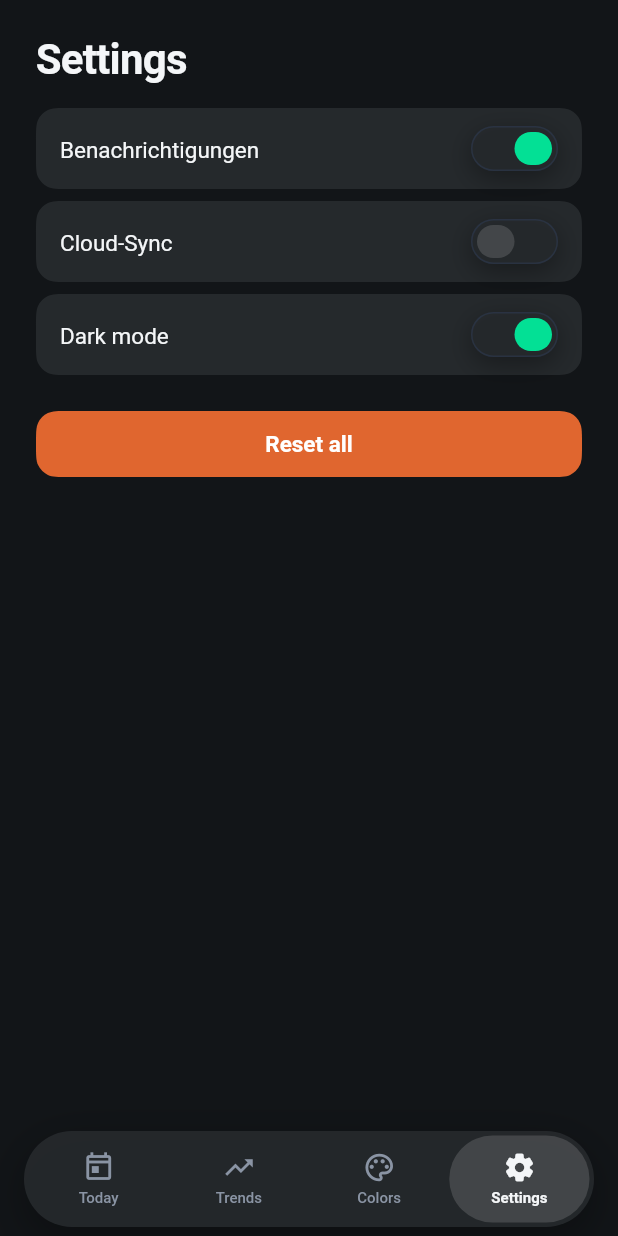
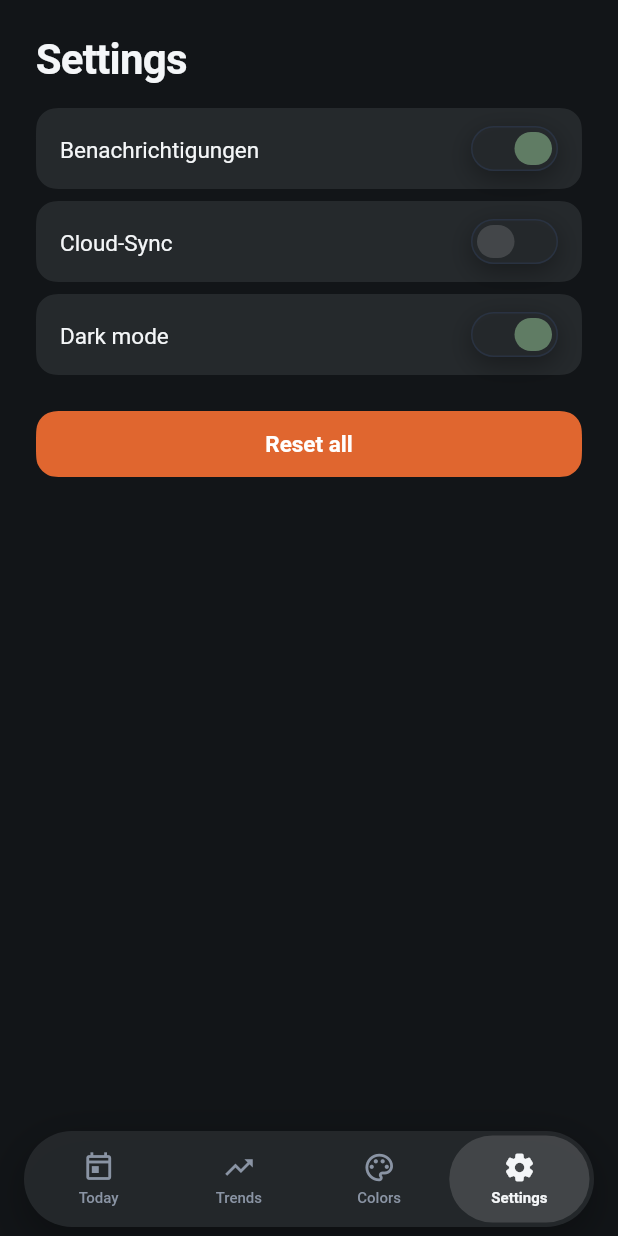
Before and after one commit to chukfinley/chuk_ui, a Flutter app: the screen it shows after launch, item 4 of the bottom bar chosen, on a phone screen of 412 x 824 dp. Run offline on Flutter 3.47's test engine with Material 3 defaults, Android fonts, the phone set to English and light mode, and no system bars.

Commit message:
v0.3.1: spring toggle animation + muted color favourites
- ChukSwitch knob now uses a SpringSimulation (bouncy settle, clipped),
  replacing the linear easeOutCubic slide.
- Example: added Sage/Olive/Steel/Taupe favourites; Sage #607C64 default.

Claude-Session: https://claude.ai/code/session_01UYevD7rJswDPsWqXZntH93

````diff
--- a/example/lib/main.dart
+++ b/example/lib/main.dart
@@ -22,10 +22,15 @@ class _ExampleAppState extends State<ExampleApp> {
   int _tab = 0;
 
   /// The live primary color, chosen from the palette tab.
-  Color _primary = const Color(0xFF03E095);
+  Color _primary = const Color(0xFF607C64);
 
-  /// 20 candidate main colors, judged as real buttons on the dark canvas.
+  /// Candidate main colors, judged as real buttons on the dark canvas.
+  /// The first three are the user's favourites (muted / understated).
   static const List<(String, Color)> _palette = [
+    ('Sage', Color(0xFF607C64)),
+    ('Olive', Color(0xFF7E7E52)),
+    ('Steel', Color(0xFF526F7E)),
+    ('Taupe', Color(0xFF49453F)),
     ('Mint', Color(0xFF03E095)),
     ('Emerald', Color(0xFF12B981)),
     ('Teal', Color(0xFF14B8A6)),
@@ -43,7 +48,7 @@ class _ExampleAppState extends State<ExampleApp> {
     ('Amber', Color(0xFFF0A85A)),
     ('Gold', Color(0xFFE6C34C)),
     ('Lime', Color(0xFFAFD65A)),
-    ('Sage', Color(0xFF86B58C)),
+    ('Moss', Color(0xFF86B58C)),
     ('Sand', Color(0xFFCBAA80)),
     ('Slate', Color(0xFF7C93AD)),
   ];
--- a/lib/src/components/switch/chuk_switch.dart
+++ b/lib/src/components/switch/chuk_switch.dart
@@ -1,13 +1,17 @@
+import 'dart:ui' show lerpDouble;
+
+import 'package:flutter/physics.dart';
 import 'package:flutter/widgets.dart';
 
 import '../../theme/chuk_theme.dart';
 import 'chuk_switch_style.dart';
 
 /// An on/off toggle: a translucent pill track with a **half-width knob** that
-/// glides between halves — grey when off, accent-tinted when on. Styled from
+/// springs between halves — grey when off, accent-tinted when on. Styled from
 /// the [ChukThemeData], no Material dependency.
 ///
-/// Ported from the reference app's toggle (58×30, 340 ms easeOutCubic slide).
+/// The knob is driven by a real [SpringSimulation], so it snaps with a natural,
+/// slightly bouncy settle rather than a linear slide.
 ///
 /// ```dart
 /// ChukSwitch(
@@ -15,7 +19,7 @@ import 'chuk_switch_style.dart';
 ///   onChanged: (v) => setState(() => notifications = v),
 /// )
 /// ```
-class ChukSwitch extends StatelessWidget {
+class ChukSwitch extends StatefulWidget {
   const ChukSwitch({
     super.key,
     required this.value,
@@ -44,14 +48,45 @@ class ChukSwitch extends StatelessWidget {
   /// Accessibility label announced by screen readers.
   final String? semanticLabel;
 
-  bool get _enabled => onChanged != null;
+  @override
+  State<ChukSwitch> createState() => _ChukSwitchState();
+}
 
-  void _toggle() => onChanged?.call(!value);
+class _ChukSwitchState extends State<ChukSwitch>
+    with SingleTickerProviderStateMixin {
+  // Position of the knob: 0 = off (left), 1 = on (right). The spring can
+  // briefly overshoot outside [0, 1] for the bounce.
+  late final AnimationController _c = AnimationController.unbounded(
+    vsync: this,
+    value: widget.value ? 1 : 0,
+  );
+
+  // A snappy spring with a small overshoot.
+  static const _spring = SpringDescription(mass: 1, stiffness: 520, damping: 20);
+
+  bool get _enabled => widget.onChanged != null;
+
+  @override
+  void didUpdateWidget(ChukSwitch old) {
+    super.didUpdateWidget(old);
+    if (old.value != widget.value) {
+      final target = widget.value ? 1.0 : 0.0;
+      _c.animateWith(SpringSimulation(_spring, _c.value, target, _c.velocity));
+    }
+  }
+
+  @override
+  void dispose() {
+    _c.dispose();
+    super.dispose();
+  }
+
+  void _toggle() => widget.onChanged?.call(!widget.value);
 
   @override
   Widget build(BuildContext context) {
     final t = context.chuk;
-    final s = t.switchStyle.merge(style);
+    final s = t.switchStyle.merge(widget.style);
 
     final width = s.width ?? 58;
     final height = s.height ?? 30;
@@ -59,9 +94,8 @@ class ChukSwitch extends StatelessWidget {
     final radius = BorderRadius.circular(s.radius ?? t.radii.pill);
     final disabledOpacity = s.disabledOpacity ?? 0.45;
 
-    final knobColor = value
-        ? (s.knobOnColor ?? t.colors.accent.withValues(alpha: 0.60))
-        : (s.knobOffColor ?? const Color(0x24FFFFFF));
+    final onColor = s.knobOnColor ?? t.colors.accent;
+    final offColor = s.knobOffColor ?? const Color(0x24FFFFFF);
 
     Widget control = Container(
       width: width,
@@ -74,20 +108,30 @@ class ChukSwitch extends StatelessWidget {
             : null,
         boxShadow: s.shadow,
       ),
+      // Clip so the spring overshoot presses cleanly against the rounded end.
+      child: ClipRRect(
+        borderRadius: radius,
         child: Padding(
           padding: EdgeInsets.all(pad),
-        child: AnimatedAlign(
-          alignment: value ? const Alignment(1, 0) : const Alignment(-1, 0),
-          duration: t.motion.slow,
-          curve: t.motion.standard,
+          child: AnimatedBuilder(
+            animation: _c,
+            builder: (context, _) {
+              final pos = _c.value;
+              final clamped = pos.clamp(0.0, 1.0);
+              return Align(
+                alignment: Alignment(lerpDouble(-1, 1, pos)!, 0),
                 child: FractionallySizedBox(
                   widthFactor: 0.5,
                   heightFactor: 1,
-            child: AnimatedContainer(
-              duration: t.motion.slow,
-              curve: t.motion.standard,
-              decoration: BoxDecoration(color: knobColor, borderRadius: radius),
+                  child: DecoratedBox(
+                    decoration: BoxDecoration(
+                      color: Color.lerp(offColor, onColor, clamped),
+                      borderRadius: radius,
                     ),
+                  ),
+                ),
+              );
+            },
           ),
         ),
       ),
@@ -98,13 +142,13 @@ class ChukSwitch extends StatelessWidget {
     }
 
     return Semantics(
-      toggled: value,
+      toggled: widget.value,
       enabled: _enabled,
-      label: semanticLabel,
+      label: widget.semanticLabel,
       child: FocusableActionDetector(
         enabled: _enabled,
-        focusNode: focusNode,
-        autofocus: autofocus,
+        focusNode: widget.focusNode,
+        autofocus: widget.autofocus,
         mouseCursor: _enabled
             ? SystemMouseCursors.click
             : SystemMouseCursors.basic,
````
Also changed, not shown: 1 other file. Lines whose indentation alone changed are shown as unchanged.
